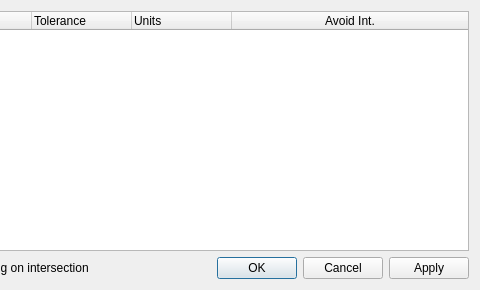
Old version of the form src/ui/qgssnappingdialogbase.ui in the repository qgis/QGIS; both pictures show x 280 to 760 and y 0 to 290 of the 760 by 290 pixel window.
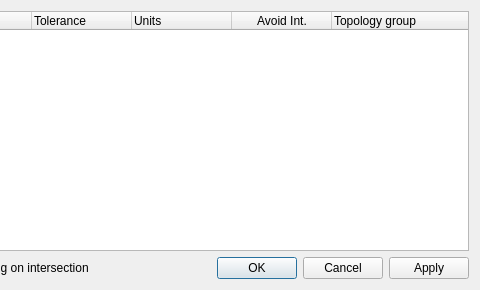
New version of the form.

Commit message: add a setting for topology groups

Patch:
```diff
--- a/src/ui/qgssnappingdialogbase.ui
+++ b/src/ui/qgssnappingdialogbase.ui
@@ -64,6 +64,11 @@
        <set>AlignHCenter|AlignVCenter|AlignCenter</set>
       </property>
      </column>
+     <column>
+      <property name="text">
+       <string>Topology group</string>
+      </property>
+     </column>
     </widget>
    </item>
    <item row="1" column="0">
```
The commit also changes 4 other files.
